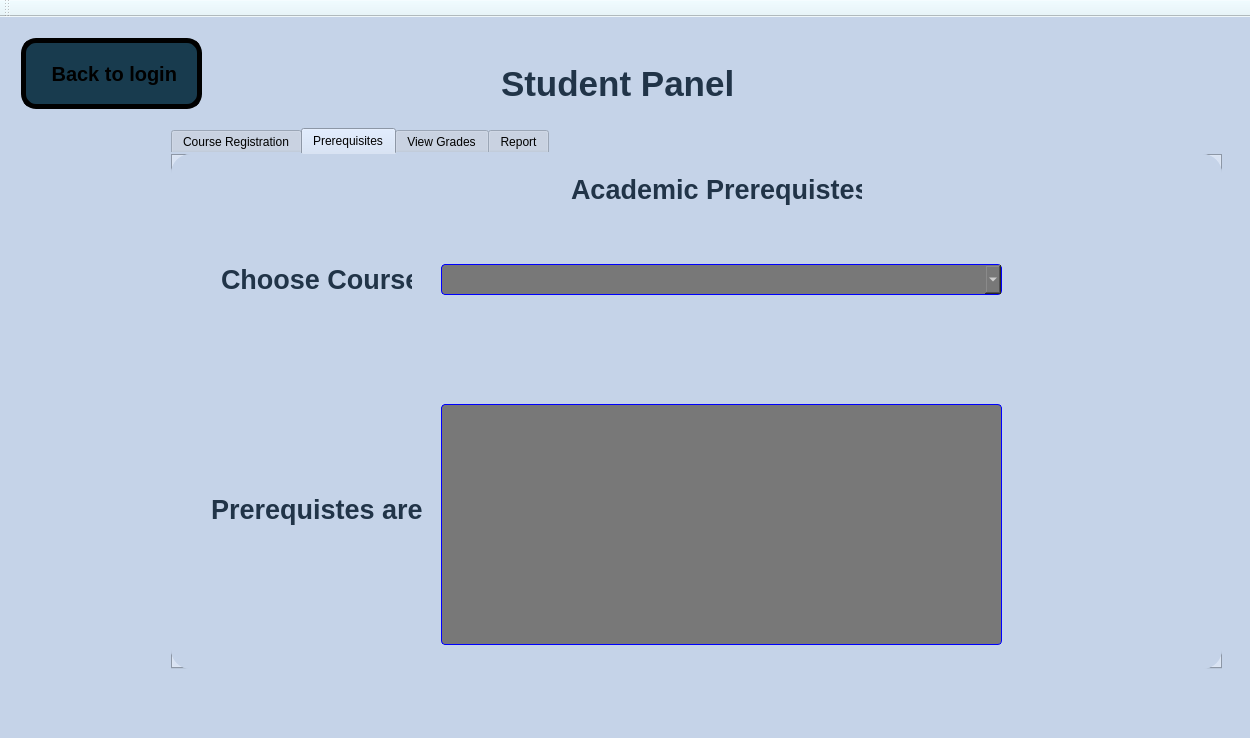
Old version of the form Coursify.ui in the repository Ahmed-ElGoharyy/Coursifyy.
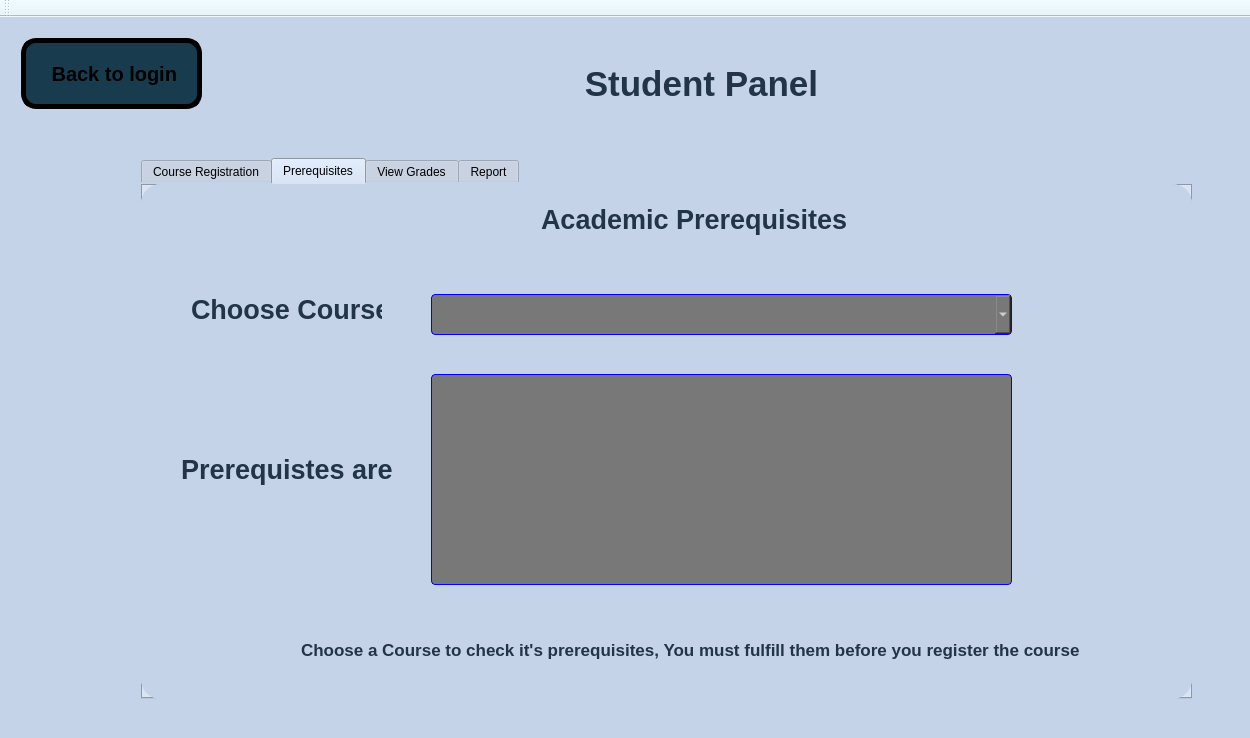
New version of the form. The open tabs and pages were chosen to show the change. Icons and pictures are not drawn.

Commit message: Added name in stu and admin panel

Diff of the .ui file:
```diff
--- a/Coursify.ui
+++ b/Coursify.ui
@@ -3666,9 +3666,9 @@
        <widget class="QLabel" name="label_15">
         <property name="geometry">
          <rect>
-          <x>490</x>
+          <x>400</x>
           <y>40</y>
-          <width>231</width>
+          <width>581</width>
           <height>31</height>
          </rect>
         </property>
@@ -3684,6 +3684,9 @@
         <property name="text">
          <string>Student Panel</string>
         </property>
+        <property name="alignment">
+         <set>Qt::AlignmentFlag::AlignCenter</set>
+        </property>
        </widget>
        <widget class="QPushButton" name="back_button_3">
         <property name="geometry">
@@ -3821,8 +3824,8 @@
        <widget class="QTabWidget" name="tabWidget_2">
         <property name="geometry">
          <rect>
-          <x>160</x>
-          <y>100</y>
+          <x>130</x>
+          <y>130</y>
           <width>1051</width>
           <height>541</height>
          </rect>
@@ -4127,7 +4130,7 @@
            <rect>
             <x>400</x>
             <y>20</y>
-            <width>291</width>
+            <width>311</width>
             <height>31</height>
            </rect>
           </property>
@@ -4144,16 +4147,16 @@
 font: 700 20pt &quot;Segoe UI&quot;;</string>
           </property>
           <property name="text">
-           <string>Academic Prerequistes</string>
+           <string>Academic Prerequisites</string>
           </property>
          </widget>
          <widget class="QComboBox" name="combo_choose">
           <property name="geometry">
            <rect>
-            <x>270</x>
+            <x>290</x>
             <y>110</y>
-            <width>561</width>
-            <height>31</height>
+            <width>581</width>
+            <height>41</height>
            </rect>
           </property>
           <property name="styleSheet">
@@ -4197,7 +4200,7 @@
           <property name="geometry">
            <rect>
             <x>40</x>
-            <y>340</y>
+            <y>270</y>
             <width>211</width>
             <height>31</height>
            </rect>
@@ -4221,10 +4224,10 @@
          <widget class="QListWidget" name="list_showpreq">
           <property name="geometry">
            <rect>
-            <x>270</x>
-            <y>250</y>
-            <width>561</width>
-            <height>241</height>
+            <x>290</x>
+            <y>190</y>
+            <width>581</width>
+            <height>211</height>
            </rect>
           </property>
           <property name="styleSheet">
@@ -4238,6 +4241,31 @@
 </string>
           </property>
          </widget>
+         <widget class="QLabel" name="label_19">
+          <property name="geometry">
+           <rect>
+            <x>160</x>
+            <y>450</y>
+            <width>781</width>
+            <height>31</height>
+           </rect>
+          </property>
+          <property name="font">
+           <font>
+            <family>Segoe UI</family>
+            <pointsize>13</pointsize>
+            <italic>false</italic>
+            <bold>true</bold>
+           </font>
+          </property>
+          <property name="styleSheet">
+           <string notr="true">color: rgb(33, 52, 72);
+font: 700 13pt &quot;Segoe UI&quot;;</string>
+          </property>
+          <property name="text">
+           <string>Choose a Course to check it's prerequisites, You must fulfill them before you register the course</string>
+          </property>
+         </widget>
         </widget>
         <widget class="QWidget" name="tabe_7">
          <attribute name="title">
```
Left out of the diff: 52 changed lines with no effect on the pictures. The commit also changes 4 other files.
